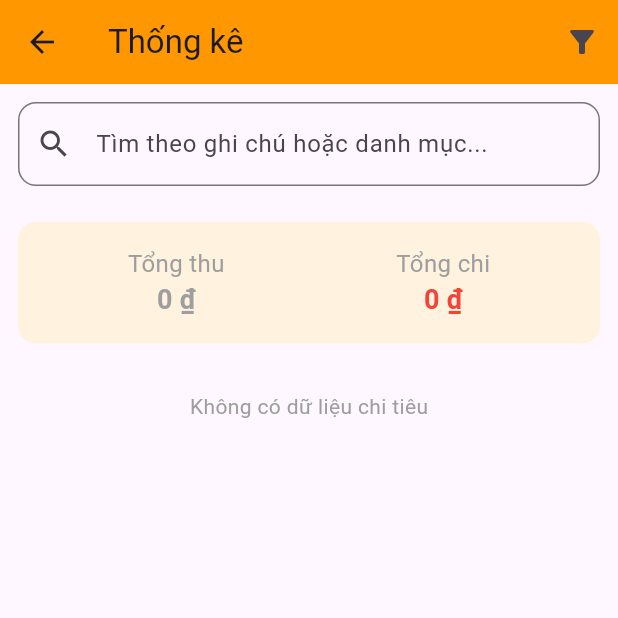
After one commit to lnmahvan/QLCT, a Flutter app: the StatisticsScreen screen opened directly, on a phone screen of 412 x 824 dp, the top half of it. The commit adds this screen. Run offline on Flutter 3.47's test engine with Material 3 defaults, Android fonts, the phone set to English and light mode, and no system bars; our stand-ins replace fl_chart, shared_preferences; accounts and stored records are empty.

Commit message:
update widgets statistics

```diff
--- a/lib/screens/statistics_screen.dart
+++ b/lib/screens/statistics_screen.dart
@@ -1,8 +1,11 @@
 import 'package:flutter/material.dart';
 import 'package:provider/provider.dart';
 import 'package:intl/intl.dart';
-import 'package:fl_chart/fl_chart.dart';
 import '../models/expense_model.dart';
+import 'widgets/statistics_chart.dart';
+import 'widgets/statistics_summary.dart';
+import 'widgets/statistics_category_list.dart';
+import 'widgets/statistics_search.dart';
 
 class StatisticsScreen extends StatefulWidget {
   const StatisticsScreen({super.key});
@@ -14,80 +17,13 @@ class StatisticsScreen extends StatefulWidget {
 class _StatisticsScreenState extends State<StatisticsScreen> {
   String _filter = 'all';
   String _searchText = '';
-  String _selectedChartType = 'expense'; // income | expense
+  String _selectedChartType = 'expense';
   DateTimeRange? _customRange;
-
   final _searchController = TextEditingController();
 
   @override
   Widget build(BuildContext context) {
     final expense = Provider.of<ExpenseModel>(context);
-    final formatCurrency =
-        NumberFormat.currency(locale: 'vi_VN', symbol: '₫', decimalDigits: 0);
-
-    final now = DateTime.now();
-
-    // Lọc theo thời gian
-    final filtered = expense.transactions.where((t) {
-      bool matchFilter = false;
-
-      if (_filter == 'all') {
-        matchFilter = true;
-      } else if (_filter == 'today') {
-        matchFilter = t.date.day == now.day &&
-            t.date.month == now.month &&
-            t.date.year == now.year;
-      } else if (_filter == 'month') {
-        matchFilter = t.date.month == now.month && t.date.year == now.year;
-      } else if (_filter == 'custom' && _customRange != null) {
-        matchFilter = t.date.isAfter(_customRange!.start.subtract(const Duration(days: 1))) &&
-                      t.date.isBefore(_customRange!.end.add(const Duration(days: 1)));
-      }
-
-      final matchSearch = t.note.toLowerCase().contains(_searchText) ||
-          t.category.toLowerCase().contains(_searchText);
-
-      return matchFilter && matchSearch;
-    }).toList();
-
-    // Gom nhóm
-    final Map<String, double> categoryIncome = {};
-    final Map<String, double> categoryExpense = {};
-    double totalIncome = 0;
-    double totalExpense = 0;
-
-    for (var t in filtered) {
-      if (t.type == 'income') {
-        totalIncome += t.amount;
-        categoryIncome[t.category] =
-            (categoryIncome[t.category] ?? 0) + t.amount;
-      } else {
-        totalExpense += t.amount;
-        categoryExpense[t.category] =
-            (categoryExpense[t.category] ?? 0) + t.amount;
-      }
-    }
-
-    final currentCategory =
-        _selectedChartType == 'income' ? categoryIncome : categoryExpense;
-    final currentTotal =
-        _selectedChartType == 'income' ? totalIncome : totalExpense;
-
-    // Tạo biểu đồ
-    final pieSections = <PieChartSectionData>[];
-    currentCategory.forEach((category, amount) {
-      final percent = (amount / (currentTotal == 0 ? 1 : currentTotal)) * 100;
-      pieSections.add(
-        PieChartSectionData(
-          value: amount,
-          title: '${percent.toStringAsFixed(1)}%',
-          color: Colors.primaries[pieSections.length % Colors.primaries.length],
-          radius: 80,
-          titleStyle: const TextStyle(
-              color: Colors.white, fontSize: 14, fontWeight: FontWeight.bold),
-        ),
-      );
-    });
 
     return Scaffold(
       appBar: AppBar(
@@ -128,34 +64,13 @@ class _StatisticsScreenState extends State<StatisticsScreen> {
       ),
       body: Column(
         children: [
-          // Tìm kiếm
-          Padding(
-            padding: const EdgeInsets.all(12),
-            child: TextField(
-              controller: _searchController,
-              decoration: InputDecoration(
-                hintText: 'Tìm theo ghi chú hoặc danh mục...',
-                prefixIcon: const Icon(Icons.search),
-                suffixIcon: _searchText.isNotEmpty
-                    ? IconButton(
-                        icon: const Icon(Icons.clear),
-                        onPressed: () {
-                          _searchController.clear();
-                          setState(() => _searchText = '');
-                        },
-                      )
-                    : null,
-                border: OutlineInputBorder(
-                  borderRadius: BorderRadius.circular(12),
-                ),
-              ),
-              onChanged: (value) {
-                setState(() => _searchText = value.toLowerCase());
-              },
-            ),
+          StatisticsSearch(
+            controller: _searchController,
+            searchText: _searchText,
+            onChanged: (val) => setState(() => _searchText = val.toLowerCase()),
+            onClear: () => setState(() => _searchText = ''),
           ),
 
-          // Hiển thị khoảng thời gian chọn
           if (_filter == 'custom' && _customRange != null)
             Padding(
               padding: const EdgeInsets.only(bottom: 8),
@@ -165,102 +80,30 @@ class _StatisticsScreenState extends State<StatisticsScreen> {
               ),
             ),
 
-          // Tổng thu - chi ấn được
-          Container(
-            margin: const EdgeInsets.all(12),
-            padding: const EdgeInsets.all(16),
-            decoration: BoxDecoration(
-              color: Colors.orange.shade50,
-              borderRadius: BorderRadius.circular(12),
-            ),
-            child: Row(
-              mainAxisAlignment: MainAxisAlignment.spaceAround,
-              children: [
-                GestureDetector(
-                  onTap: () => setState(() => _selectedChartType = 'income'),
-                  child: Column(
-                    children: [
-                      const Text('Tổng thu',
-                          style: TextStyle(fontSize: 16, color: Colors.grey)),
-                      Text(
-                        formatCurrency.format(totalIncome),
-                        style: TextStyle(
-                          fontSize: 18,
-                          fontWeight: FontWeight.bold,
-                          color: _selectedChartType == 'income'
-                              ? Colors.green
-                              : Colors.grey,
-                        ),
-                      ),
-                    ],
-                  ),
-                ),
-                GestureDetector(
-                  onTap: () => setState(() => _selectedChartType = 'expense'),
-                  child: Column(
-                    children: [
-                      const Text('Tổng chi',
-                          style: TextStyle(fontSize: 16, color: Colors.grey)),
-                      Text(
-                        formatCurrency.format(totalExpense),
-                        style: TextStyle(
-                          fontSize: 18,
-                          fontWeight: FontWeight.bold,
-                          color: _selectedChartType == 'expense'
-                              ? Colors.red
-                              : Colors.grey,
-                        ),
-                      ),
-                    ],
-                  ),
-                ),
-              ],
-            ),
+          StatisticsSummary(
+            expense: expense,
+            selectedChartType: _selectedChartType,
+            onSelectType: (type) => setState(() => _selectedChartType = type),
+            filter: _filter,
+            customRange: _customRange,
+            searchText: _searchText,
           ),
 
-          // Biểu đồ
-          if (currentCategory.isNotEmpty)
-            SizedBox(
-              height: 250,
-              child: PieChart(
-                PieChartData(
-                  sections: pieSections,
-                  centerSpaceRadius: 40,
-                  sectionsSpace: 2,
-                ),
-              ),
-            )
-          else
-            Padding(
-              padding: const EdgeInsets.all(20),
-              child: Text(
-                _selectedChartType == 'income'
-                    ? 'Không có dữ liệu thu nhập'
-                    : 'Không có dữ liệu chi tiêu',
-                style: const TextStyle(color: Colors.grey),
-              ),
-            ),
+          StatisticsChart(
+            expense: expense,
+            selectedChartType: _selectedChartType,
+            filter: _filter,
+            customRange: _customRange,
+            searchText: _searchText,
+          ),
 
-          // Chi tiết danh mục
           Expanded(
-            child: ListView(
-              children: currentCategory.entries
-                  .map(
-                    (e) => ListTile(
-                      leading: CircleAvatar(
-                        backgroundColor: Colors.primaries[
-                            currentCategory.keys.toList().indexOf(e.key) %
-                                Colors.primaries.length],
-                        child: const Icon(Icons.category, color: Colors.white),
-                      ),
-                      title: Text(e.key),
-                      trailing: Text(
-                        '${formatCurrency.format(e.value)}  (${(e.value / (currentTotal == 0 ? 1 : currentTotal) * 100).toStringAsFixed(1)}%)',
-                        style: const TextStyle(fontWeight: FontWeight.bold),
-                      ),
-                    ),
-                  )
-                  .toList(),
+            child: StatisticsCategoryList(
+              expense: expense,
+              selectedChartType: _selectedChartType,
+              filter: _filter,
+              customRange: _customRange,
+              searchText: _searchText,
             ),
           ),
         ],
--- /dev/null
+++ b/lib/screens/widgets/statistics_category_list.dart
@@ -0,0 +1,89 @@
+import 'package:flutter/material.dart';
+import 'package:intl/intl.dart';
+import '../../models/expense_model.dart';
+
+class StatisticsCategoryList extends StatelessWidget {
+  final ExpenseModel expense;
+  final String selectedChartType;
+  final String filter;
+  final DateTimeRange? customRange;
+  final String searchText;
+
+  const StatisticsCategoryList({
+    super.key,
+    required this.expense,
+    required this.selectedChartType,
+    required this.filter,
+    this.customRange,
+    required this.searchText,
+  });
+
+  @override
+  Widget build(BuildContext context) {
+    final formatCurrency =
+        NumberFormat.currency(locale: 'vi_VN', symbol: '₫', decimalDigits: 0);
+
+    final now = DateTime.now();
+    final filtered = expense.transactions.where((t) {
+      bool matchFilter = false;
+
+      if (filter == 'all') {
+        matchFilter = true;
+      } else if (filter == 'today') {
+        matchFilter = t.date.day == now.day &&
+            t.date.month == now.month &&
+            t.date.year == now.year;
+      } else if (filter == 'month') {
+        matchFilter = t.date.month == now.month && t.date.year == now.year;
+      } else if (filter == 'custom' && customRange != null) {
+        matchFilter = t.date.isAfter(customRange!.start.subtract(const Duration(days: 1))) &&
+                      t.date.isBefore(customRange!.end.add(const Duration(days: 1)));
+      }
+
+      final matchSearch = t.note.toLowerCase().contains(searchText) ||
+          t.category.toLowerCase().contains(searchText);
+
+      return matchFilter && matchSearch;
+    }).toList();
+
+    final Map<String, double> categoryIncome = {};
+    final Map<String, double> categoryExpense = {};
+    double totalIncome = 0;
+    double totalExpense = 0;
+
+    for (var t in filtered) {
+      if (t.type == 'income') {
+        totalIncome += t.amount;
+        categoryIncome[t.category] = (categoryIncome[t.category] ?? 0) + t.amount;
+      } else {
+        totalExpense += t.amount;
+        categoryExpense[t.category] = (categoryExpense[t.category] ?? 0) + t.amount;
+      }
+    }
+
+    final currentCategory =
+        selectedChartType == 'income' ? categoryIncome : categoryExpense;
+    final currentTotal =
+        selectedChartType == 'income' ? totalIncome : totalExpense;
+
+    return ListView(
+      children: currentCategory.entries
+          .map(
+            (e) => ListTile(
+              leading: CircleAvatar(
+                backgroundColor: Colors.primaries[
+                    currentCategory.keys.toList().indexOf(e.key) %
+                        Colors.primaries.length],
+                child: const Icon(Icons.category, color: Colors.white),
+              ),
+              title: Text(e.key),
+              trailing: Text(
+                '${formatCurrency.format(e.value)}  (${(e.value / (currentTotal == 0 ? 1 : currentTotal) * 100).toStringAsFixed(1)}%)',
+                style: const TextStyle(fontWeight: FontWeight.bold),
+              ),
+            ),
+          )
+          .toList(),
+    );
+  }
+}
--- /dev/null
+++ b/lib/screens/widgets/statistics_chart.dart
@@ -0,0 +1,102 @@
+import 'package:flutter/material.dart';
+import 'package:fl_chart/fl_chart.dart';
+import '../../models/expense_model.dart';
+
+class StatisticsChart extends StatelessWidget {
+  final ExpenseModel expense;
+  final String selectedChartType;
+  final String filter;
+  final DateTimeRange? customRange;
+  final String searchText;
+
+  const StatisticsChart({
+    super.key,
+    required this.expense,
+    required this.selectedChartType,
+    required this.filter,
+    this.customRange,
+    required this.searchText,
+  });
+
+  @override
+  Widget build(BuildContext context) {
+    final now = DateTime.now();
+    final filtered = expense.transactions.where((t) {
+      bool matchFilter = false;
+
+      if (filter == 'all') {
+        matchFilter = true;
+      } else if (filter == 'today') {
+        matchFilter = t.date.day == now.day &&
+            t.date.month == now.month &&
+            t.date.year == now.year;
+      } else if (filter == 'month') {
+        matchFilter = t.date.month == now.month && t.date.year == now.year;
+      } else if (filter == 'custom' && customRange != null) {
+        matchFilter = t.date.isAfter(customRange!.start.subtract(const Duration(days: 1))) &&
+                      t.date.isBefore(customRange!.end.add(const Duration(days: 1)));
+      }
+
+      final matchSearch = t.note.toLowerCase().contains(searchText) ||
+          t.category.toLowerCase().contains(searchText);
+
+      return matchFilter && matchSearch;
+    }).toList();
+
+    final Map<String, double> categoryIncome = {};
+    final Map<String, double> categoryExpense = {};
+    double totalIncome = 0;
+    double totalExpense = 0;
+
+    for (var t in filtered) {
+      if (t.type == 'income') {
+        totalIncome += t.amount;
+        categoryIncome[t.category] = (categoryIncome[t.category] ?? 0) + t.amount;
+      } else {
+        totalExpense += t.amount;
+        categoryExpense[t.category] = (categoryExpense[t.category] ?? 0) + t.amount;
+      }
+    }
+
+    final currentCategory =
+        selectedChartType == 'income' ? categoryIncome : categoryExpense;
+    final currentTotal =
+        selectedChartType == 'income' ? totalIncome : totalExpense;
+
+    final pieSections = <PieChartSectionData>[];
+    currentCategory.forEach((category, amount) {
+      final percent = (amount / (currentTotal == 0 ? 1 : currentTotal)) * 100;
+      pieSections.add(
+        PieChartSectionData(
+          value: amount,
+          title: '${percent.toStringAsFixed(1)}%',
+          color: Colors.primaries[pieSections.length % Colors.primaries.length],
+          radius: 80,
+          titleStyle: const TextStyle(
+              color: Colors.white, fontSize: 14, fontWeight: FontWeight.bold),
+        ),
+      );
+    });
+
+    return currentCategory.isNotEmpty
+        ? SizedBox(
+            height: 250,
+            child: PieChart(
+              PieChartData(
+                sections: pieSections,
+                centerSpaceRadius: 40,
+                sectionsSpace: 2,
+              ),
+            ),
+          )
+        : Padding(
+            padding: const EdgeInsets.all(20),
+            child: Text(
+              selectedChartType == 'income'
+                  ? 'Không có dữ liệu thu nhập'
+                  : 'Không có dữ liệu chi tiêu',
+              style: const TextStyle(color: Colors.grey),
+            ),
+          );
+  }
+}
--- /dev/null
+++ b/lib/screens/widgets/statistics_search.dart
@@ -0,0 +1,37 @@
+import 'package:flutter/material.dart';
+
+class StatisticsSearch extends StatelessWidget {
+  final TextEditingController controller;
+  final String searchText;
+  final Function(String) onChanged;
+  final VoidCallback onClear;
+
+  const StatisticsSearch({
+    super.key,
+    required this.controller,
+    required this.searchText,
+    required this.onChanged,
+    required this.onClear,
+  });
+
+  @override
+  Widget build(BuildContext context) {
+    return Padding(
+      padding: const EdgeInsets.all(12),
+      child: TextField(
+        controller: controller,
+        decoration: InputDecoration(
+          hintText: 'Tìm theo ghi chú hoặc danh mục...',
+          prefixIcon: const Icon(Icons.search),
+          suffixIcon: searchText.isNotEmpty
+              ? IconButton(icon: const Icon(Icons.clear), onPressed: onClear)
+              : null,
+          border: OutlineInputBorder(
+            borderRadius: BorderRadius.circular(12),
+          ),
+        ),
+        onChanged: onChanged,
+      ),
+    );
+  }
+}
--- /dev/null
+++ b/lib/screens/widgets/statistics_summary.dart
@@ -0,0 +1,113 @@
+import 'package:flutter/material.dart';
+import 'package:intl/intl.dart';
+import '../../models/expense_model.dart';
+
+class StatisticsSummary extends StatelessWidget {
+  final ExpenseModel expense;
+  final String selectedChartType;
+  final Function(String) onSelectType;
+  final String filter;
+  final DateTimeRange? customRange;
+  final String searchText;
+
+  const StatisticsSummary({
+    super.key,
+    required this.expense,
+    required this.selectedChartType,
+    required this.onSelectType,
+    required this.filter,
+    this.customRange,
+    required this.searchText,
+  });
+
+  @override
+  Widget build(BuildContext context) {
+    final formatCurrency =
+        NumberFormat.currency(locale: 'vi_VN', symbol: '₫', decimalDigits: 0);
+
+    double totalIncome = 0;
+    double totalExpense = 0;
+
+    final now = DateTime.now();
+
+    final filtered = expense.transactions.where((t) {
+      bool matchFilter = false;
+
+      if (filter == 'all') {
+        matchFilter = true;
+      } else if (filter == 'today') {
+        matchFilter = t.date.day == now.day &&
+            t.date.month == now.month &&
+            t.date.year == now.year;
+      } else if (filter == 'month') {
+        matchFilter = t.date.month == now.month && t.date.year == now.year;
+      } else if (filter == 'custom' && customRange != null) {
+        matchFilter = t.date.isAfter(customRange!.start.subtract(const Duration(days: 1))) &&
+                      t.date.isBefore(customRange!.end.add(const Duration(days: 1)));
+      }
+
+      final matchSearch = t.note.toLowerCase().contains(searchText) ||
+          t.category.toLowerCase().contains(searchText);
+
+      return matchFilter && matchSearch;
+    }).toList();
+
+    for (var t in filtered) {
+      if (t.type == 'income') {
+        totalIncome += t.amount;
+      } else {
+        totalExpense += t.amount;
+      }
+    }
+
+    return Container(
+      margin: const EdgeInsets.all(12),
+      padding: const EdgeInsets.all(16),
+      decoration: BoxDecoration(
+        color: Colors.orange.shade50,
+        borderRadius: BorderRadius.circular(12),
+      ),
+      child: Row(
+        mainAxisAlignment: MainAxisAlignment.spaceAround,
+        children: [
+          GestureDetector(
+            onTap: () => onSelectType('income'),
+            child: Column(
+              children: [
+                const Text('Tổng thu',
+                    style: TextStyle(fontSize: 16, color: Colors.grey)),
+                Text(
+                  formatCurrency.format(totalIncome),
+                  style: TextStyle(
+                    fontSize: 18,
+                    fontWeight: FontWeight.bold,
+                    color:
+                        selectedChartType == 'income' ? Colors.green : Colors.grey,
+                  ),
+                ),
+              ],
+            ),
+          ),
+          GestureDetector(
+            onTap: () => onSelectType('expense'),
+            child: Column(
+              children: [
+                const Text('Tổng chi',
+                    style: TextStyle(fontSize: 16, color: Colors.grey)),
+                Text(
+                  formatCurrency.format(totalExpense),
+                  style: TextStyle(
+                    fontSize: 18,
+                    fontWeight: FontWeight.bold,
+                    color:
+                        selectedChartType == 'expense' ? Colors.red : Colors.grey,
+                  ),
+                ),
+              ],
+            ),
+          ),
+        ],
+      ),
+    );
+  }
+}
```
